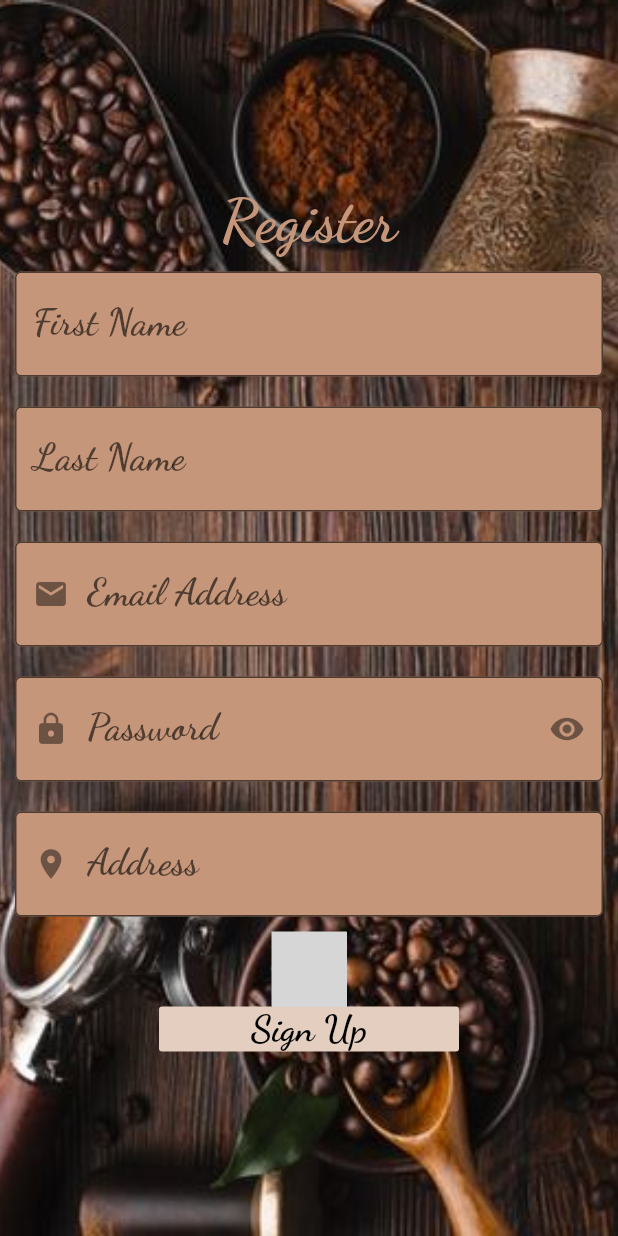
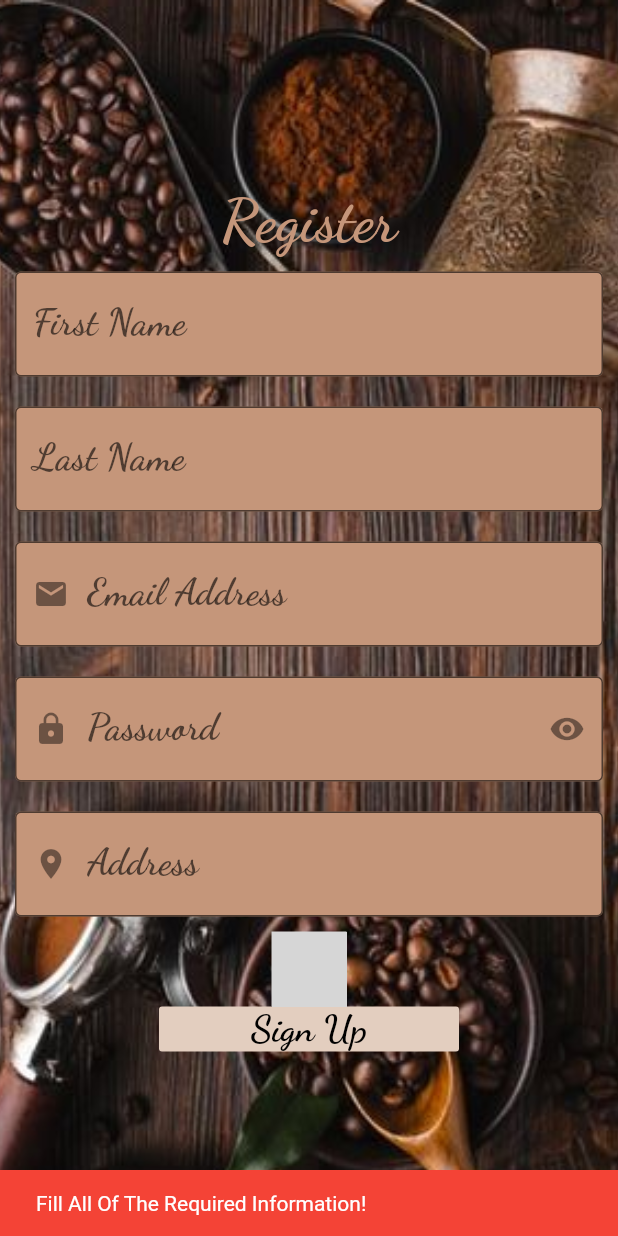
Before and after one commit to mariammahmoud18/CoffeeShop, a Flutter app: the RegistrationScreen screen opened by its route, after a tap on "Sign Up", on a phone screen of 412 x 824 dp. Run offline on Flutter 3.47's test engine with Material 2 defaults, Android fonts, the phone set to English and light mode, and no system bars; our stand-ins replace animated_splash_screen, google_fonts; missing offline and left inert: gender_picker; grey boxes are pictures that could not be loaded.

Commit message:
reg screen

```diff
--- a/lib/Properities/Classes.dart
+++ b/lib/Properities/Classes.dart
@@ -8,6 +8,8 @@ import 'package:flutter/material.dart';
 
 import 'Constants.dart';
 import 'Products.dart';
+
+final TextEditingController passwordController = new TextEditingController();
 
 class BuildingAtext extends StatelessWidget {
   final String txt;
@@ -54,12 +56,17 @@ class Mybutton extends StatelessWidget {
                     color: Colors.white),
               ),
               backgroundColor: nodeColor,
+              duration: Duration(seconds: 2),
             );
            if ( ValidateLogIn() || ValidateRegister()){
             ScaffoldMessenger.of(context).showSnackBar(snack);
             Navigator.pushNamed(context, HomeScreen.routeName);
             }
 
+           else{
+             final snackBar = SnackBar(content: Text('Fill All Of The Required Information!'), duration: Duration(seconds: 2), backgroundColor: Colors.red ,);
+             ScaffoldMessenger.of(context).showSnackBar(snackBar);
+           }
 
           }),
     );
@@ -67,18 +74,20 @@ class Mybutton extends StatelessWidget {
 }
 
 
-ValidateLogIn()
+bool ValidateLogIn()
 {
 if(emailController.text.isNotEmpty && passwordController.text.isNotEmpty )
 
   {return true;}
+  else {return false;}
 
 }
 
-ValidateRegister()
+bool ValidateRegister()
 {
-if(regpasswordController.text.isNotEmpty && regpasswordController.text.isNotEmpty && addresstController.text.isNotEmpty && firstnameController.text.isNotEmpty && lastnameController.text.isNotEmpty )
+if(regemailController.text.isNotEmpty && passwordController.text.isNotEmpty && addresstController.text.isNotEmpty && firstnameController.text.isNotEmpty && lastnameController.text.isNotEmpty )
   {return true;}
+  else {return false;}
 }
 
 
@@ -106,3 +115,40 @@ final int ID;
  }
 
 }
+
+ class Password extends StatefulWidget{
+  @override
+  State<StatefulWidget> createState() {
+    return passwordState();
+    //throw UnimplementedError();
+  }}
+
+class passwordState extends State<Password> {
+  bool _isObscure = true;
+  @override
+  Widget build(BuildContext context) {
+    return  Container(
+            padding: EdgeInsets.all(10.0),
+            decoration: BoxDecoration(borderRadius: BorderRadius.circular(50)),
+            child: TextFormField(
+              controller: passwordController,
+              style: GoogleFonts.dancingScript(textStyle: TextStyle(color: Colors.black),fontSize: 25 ,fontWeight: FontWeight.bold),
+              textAlign: TextAlign.start,
+               obscureText: _isObscure,
+              decoration: InputDecoration(
+                filled:true,
+                fillColor: nodeColor,
+                labelText: "Password",
+                border: OutlineInputBorder(),
+                prefixIcon: Icon(Icons.lock),
+                suffixIcon: IconButton(
+                    icon: Icon(
+                        _isObscure ? Icons.visibility : Icons.visibility_off),
+                    onPressed: () {
+                      setState(() {
+                        _isObscure = !_isObscure;
+                      });
+                    })),
+          ),
+        ); }
+}
--- a/lib/Screens/LoginScreen.dart
+++ b/lib/Screens/LoginScreen.dart
@@ -6,7 +6,7 @@ import "package:google_fonts/google_fonts.dart";
 import 'RegistrationScreen.dart';
 
 final TextEditingController emailController = new TextEditingController();
-final TextEditingController passwordController = new TextEditingController();
+
 
 
 class LoginScreen extends StatelessWidget {
@@ -49,24 +49,8 @@ class LoginScreen extends StatelessWidget {
               ),
             ),
           ),
-          Container(
-            padding: EdgeInsets.all(10.0),
-            decoration: BoxDecoration(borderRadius: BorderRadius.circular(50)),
-            child: TextFormField(
-              controller: passwordController,
-              style: GoogleFonts.dancingScript(textStyle: TextStyle(color: Colors.black),fontSize: 25 ,fontWeight: FontWeight.bold),
-              textAlign: TextAlign.start,
-              obscureText: true,
-              decoration: InputDecoration(
-                filled:true,
-                fillColor: nodeColor,
-                labelText: "Password",
-                prefixIcon: Icon(Icons.lock),
-                suffixIcon: Icon(Icons.visibility),
-                border: OutlineInputBorder(),
-              ),
-            ),
-          ),
+
+             Password(),
 
           Mybutton(txt:"Login", snackTXT: "Login Successfully",),
           Container(
--- a/lib/Screens/RegistrationScreen.dart
+++ b/lib/Screens/RegistrationScreen.dart
@@ -8,7 +8,6 @@ import 'package:coffee_shop/Properities/Classes.dart';
 
 
 final TextEditingController regemailController = new TextEditingController();
-final TextEditingController regpasswordController = new TextEditingController();
 final TextEditingController addresstController = new TextEditingController();
 final TextEditingController firstnameController = new TextEditingController();
 final TextEditingController lastnameController = new TextEditingController();
@@ -102,28 +101,7 @@ class RegistrationScreen extends StatelessWidget {
                         ),
                         ),
 
-                      Container(
-                        padding: EdgeInsets.all(10.0),
-                        decoration: BoxDecoration(
-                            borderRadius: BorderRadius.circular(50)),
-                        child: TextFormField(
-                          controller: regpasswordController,
-                          style: GoogleFonts.dancingScript(
-                              textStyle: TextStyle(color: Colors.black),
-                              fontSize: 25,
-                              fontWeight: FontWeight.bold),
-                          textAlign: TextAlign.start,
-                          obscureText: true,
-                          decoration: InputDecoration(
-                            filled: true,
-                            fillColor: nodeColor,
-                            labelText: "Password",
-                            prefixIcon: Icon(Icons.lock),
-                            suffixIcon: Icon(Icons.visibility),
-                            border: OutlineInputBorder(),
-                          ),
-                        ),
-                      ),
+                      Password(),
 
                       Container(
                         padding: EdgeInsets.all(10.0),
@@ -159,7 +137,6 @@ class RegistrationScreen extends StatelessWidget {
                             equallyAligned: true,
                             animationDuration: Duration(milliseconds: 300),
                             isCircular: true,
-              // default : true,
                             opacityOfGradient: 0.4,
                             padding: const EdgeInsets.all(3),
                             size: 50, //default : 40
```
